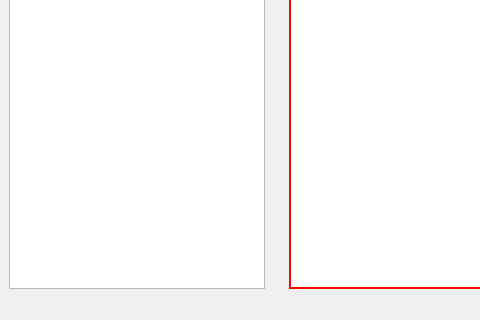
This is src/app/mainwindow.ui in haydushki-fmi/cagd-rational-bezier as Qt 5 draws it before an edit; both pictures show x 0 to 480 and y 480 to 800 of the 1200 by 800 pixel window. The edited form follows.
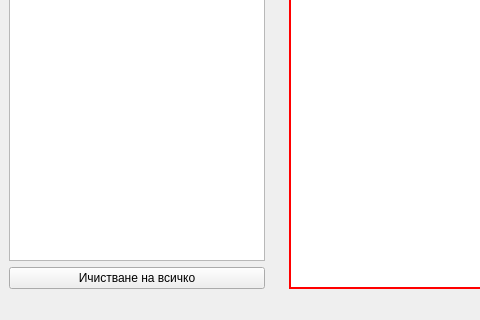
This is the edited form. Custom widgets are drawn as their Qt base class.

Commit message: Add clear all points button

The edit to the form file:
```diff
--- a/src/app/mainwindow.ui
+++ b/src/app/mainwindow.ui
@@ -48,7 +48,7 @@
    <property name="minimumSize">
     <size>
      <width>200</width>
-     <height>107</height>
+     <height>138</height>
     </size>
    </property>
    <attribute name="dockWidgetArea">
@@ -56,9 +56,16 @@
    </attribute>
    <widget class="QWidget" name="dockWidgetContents">
     <layout class="QGridLayout" name="gridLayout_2">
-     <item row="0" column="0">
+     <item row="2" column="0">
       <widget class="PointListView" name="pointsWidget"/>
      </item>
+     <item row="3" column="0">
+      <widget class="QPushButton" name="pushButtonClear">
+       <property name="text">
+        <string>Ичистване на всичко</string>
+       </property>
+      </widget>
+     </item>
     </layout>
    </widget>
   </widget>
```
The commit also changes 2 other files.
